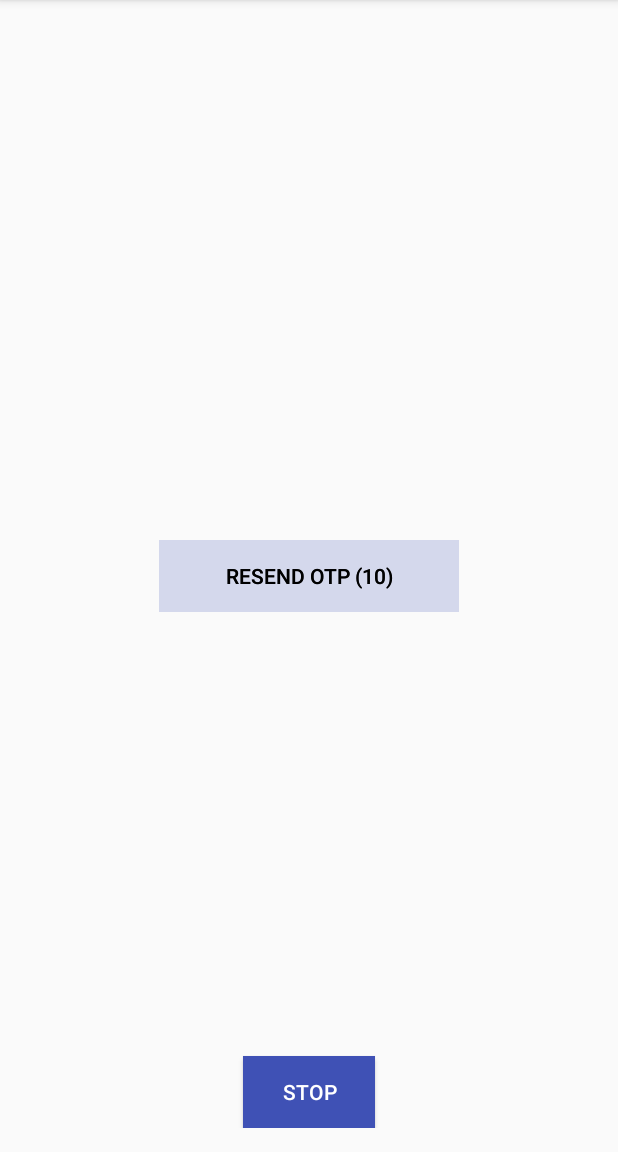
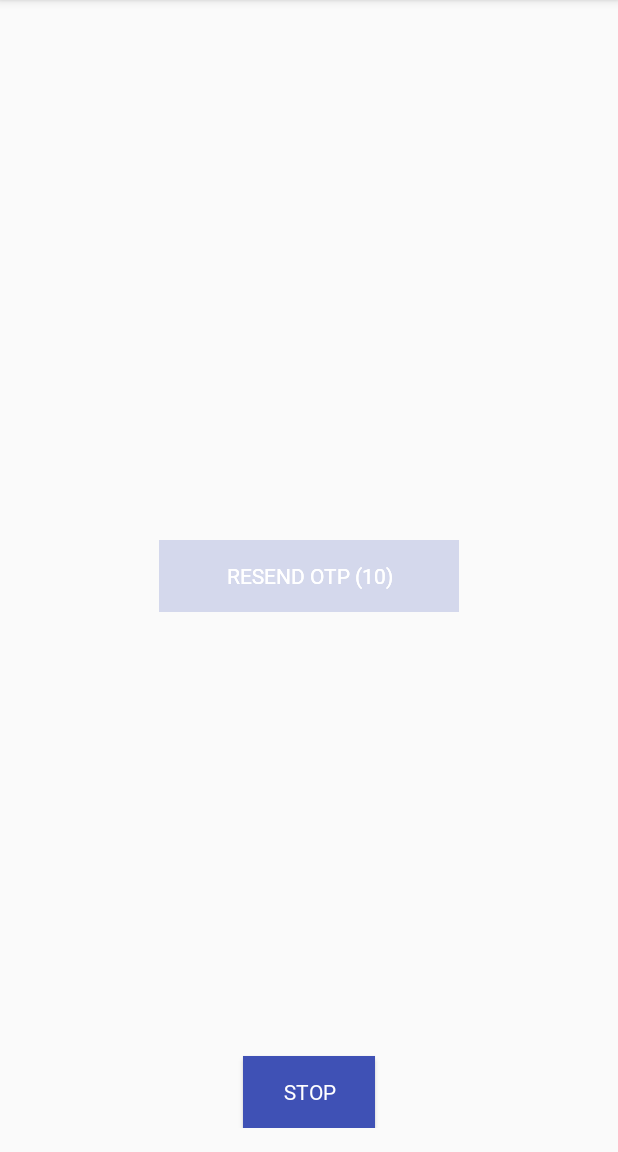
Before and after one commit to dhruvtaneja/timer-button, an Android app: the screen it shows after launch (MainActivity), after a tap on "SEND OTP", on a phone screen of 412 x 824 dp, the part 84-1236 px from its top. Run offline under Robolectric (Android 15) with nearby library versions, the phone set to English and light mode, and no system bars.

Commit message:
Test the font

```diff
--- a/app/build.gradle
+++ b/app/build.gradle
@@ -21,7 +21,7 @@ android {
 
 dependencies {
     compile fileTree(dir: 'libs', include: ['*.jar'])
-    compile 'com.dt:timerbutton:0.0.1'
+    compile project(':timerbutton')
     androidTestCompile('com.android.support.test.espresso:espresso-core:2.2.2', {
         exclude group: 'com.android.support', module: 'support-annotations'
     })
--- a/app/src/main/res/layout/activity_main.xml
+++ b/app/src/main/res/layout/activity_main.xml
@@ -22,7 +22,8 @@
         app:buttonBackground="@drawable/selector_button"
         app:defaultText="@string/send_otp"
         app:dynamicString="@string/resend_otp_formatted"
-        app:textColor="@color/white"/>
+        app:buttonTextFont="@font/noto_light"
+        app:buttonTextColor="@color/white"/>
 
     <Button
         android:id="@+id/end_anim_button"
@@ -32,6 +33,7 @@
         android:layout_centerHorizontal="true"
         android:background="@drawable/selector_button"
         android:text="@string/stop"
+        android:fontFamily="@font/noto_light"
         android:textColor="@color/white"/>
 
 </RelativeLayout>
```
Also changed, not shown: 1 other file.
